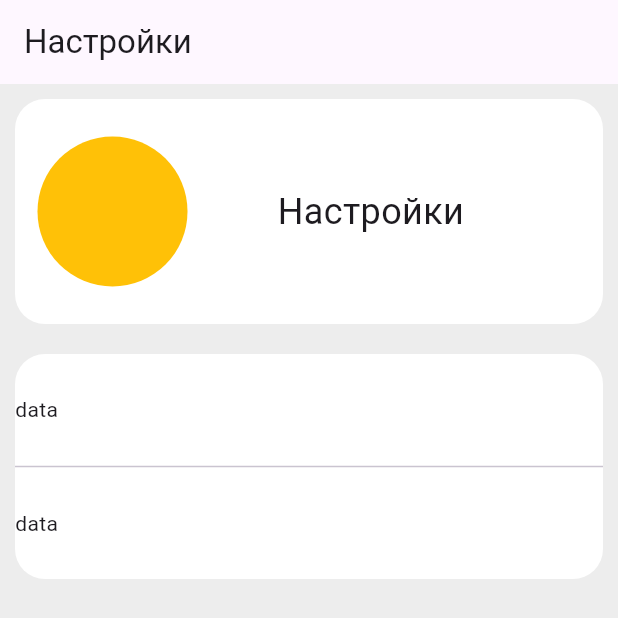
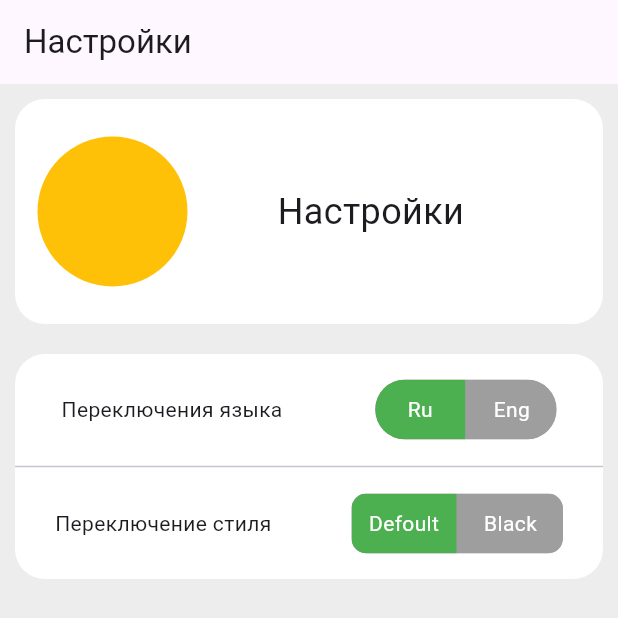
Before and after one commit to Laver33/flutter_plant_pedia, a Flutter app: the SettingsScreen screen opened by its route, on a phone screen of 412 x 824 dp. Shown: the top 618 px of the screen. Run offline on Flutter 3.47's test engine with Material 3 defaults, Android fonts, the phone set to English and light mode, and no system bars; drawn by our look-alikes of toggle_switch; our stand-ins replace go_router, google_fonts, stylish_bottom_bar.

Commit message:
settings v4

```diff
--- a/lib/Style/String.dart
+++ b/lib/Style/String.dart
@@ -19,6 +19,9 @@ abstract class RuStrings {
   // Разделы
   static const sectionsTitles = ['Мои растения', 'Календарь', 'Мои записи', 'Настройки'];
 
+// Страничка: Настройки
+  static const settingsTitles = ['Переключения языка', 'Переключение стиля'];
+
 }
 
 abstract class EnString {
--- a/lib/pages/sections/SettingsScreen.dart
+++ b/lib/pages/sections/SettingsScreen.dart
@@ -1,6 +1,7 @@
 import 'package:flutter/material.dart';
 import 'package:google_fonts/google_fonts.dart';
 import 'package:my_first_app/Style/String.dart';
+import 'package:toggle_switch/toggle_switch.dart';
 
 class SettingsScreen extends StatefulWidget {
   const SettingsScreen({super.key});
@@ -86,8 +87,42 @@ class _SettingsScreenState extends State<SettingsScreen> {
                     Container(
                       height: ContainerOptionsSize / 2 - (DividerSize / 2),
                       child: Row(
+                        mainAxisAlignment: MainAxisAlignment.spaceAround,
                         children: [
-                          Text('data')
+
+                          Text(
+                              RuStrings.settingsTitles[0]
+                          ),
+
+                          Container(
+                            child: ToggleSwitch(
+                              minWidth: 60,
+                              cornerRadius: 20,
+                              activeFgColor: Colors.white,
+                              activeBgColors: [
+                                [Colors.green],
+                                [Colors.red],
+                              ],
+                              inactiveBgColor: Colors.grey,
+                              inactiveFgColor: Colors.white,
+                              initialLabelIndex: 0,
+                              totalSwitches: 2,
+                              labels: ['Ru', 'Eng'],
+                              onToggle: (index){
+                                String res = ' ';
+
+                                if (index == 0) {
+                                  res = 'Ru';
+                                }
+                                else {
+                                  res = 'Eng';
+                                }
+
+                                print('Язык: $res');
+                              },
+                            ),
+                          )
+
                         ],
                       ),
                     ),
@@ -99,8 +134,42 @@ class _SettingsScreenState extends State<SettingsScreen> {
                     Container(
                       height: ContainerOptionsSize / 2 - (DividerSize / 2),
                       child: Row(
+                        mainAxisAlignment: MainAxisAlignment.spaceAround,
                         children: [
-                          Text('data')
+
+                          Text(
+                            RuStrings.settingsTitles[1]
+                          ),
+
+                          Container(
+                            child: ToggleSwitch(
+                              minWidth: 70,
+                              cornerRadius: 10,
+                              activeFgColor: Colors.white,
+                              activeBgColors: [
+                                [Colors.green],
+                                [Colors.red],
+                              ],
+                              inactiveBgColor: Colors.grey,
+                              inactiveFgColor: Colors.white,
+                              initialLabelIndex: 0,
+                              totalSwitches: 2,
+                              labels: ['Defoult', 'Black'],
+                              onToggle: (index){
+                                String res = ' ';
+
+                                if (index == 0) {
+                                  res = 'Defoult';
+                                }
+                                else {
+                                  res = 'Black';
+                                }
+
+                                print('Стиль: $res');
+                              },
+                            ),
+                          ),
+
                         ],
                       ),
                     ),
--- a/pubspec.yaml
+++ b/pubspec.yaml
@@ -33,6 +33,7 @@ dependencies:
   go_router: ^16.2.4
   google_fonts: ^6.3.2
   stylish_bottom_bar: ^1.1.1
+  toggle_switch: ^2.3.0
 
 
   # The following adds the Cupertino Icons font to your application.
```
Also changed, not shown: pubspec.lock.
